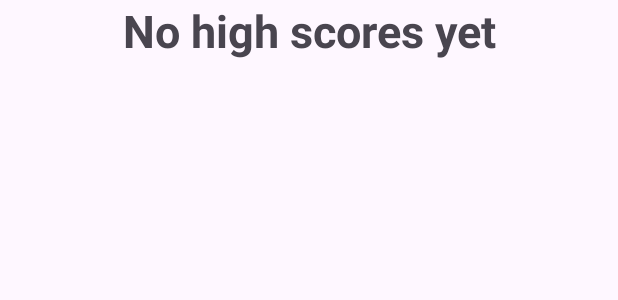
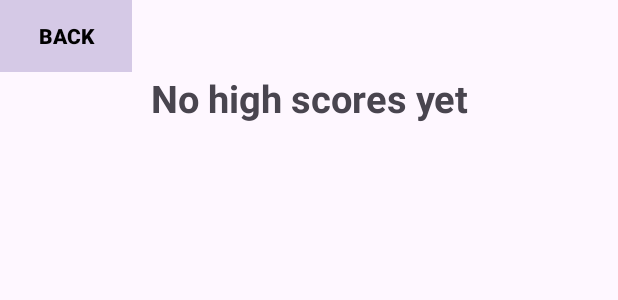
Before and after one commit to pascalkoj/MidtermProj, an Android app: the layout fragment_highscore.xml on its own in the app's theme, with its tools: preview values and no code run, on a phone screen of 412 x 824 dp. Shown: the top 300 px of the screen. Run offline under Robolectric (Android 15) with nearby library versions, the phone set to English and light mode, and no system bars.

Commit message:
fixed back button

```diff
--- a/app/src/main/java/com/example/midtermproj/HighscoreFragment.kt
+++ b/app/src/main/java/com/example/midtermproj/HighscoreFragment.kt
@@ -9,8 +9,10 @@ import android.view.ViewGroup
 import androidx.lifecycle.Observer
 import androidx.lifecycle.ViewModelProvider
 import androidx.navigation.fragment.findNavController
+import android.widget.Button
 import androidx.navigation.fragment.navArgs
 import com.example.midtermproj.databinding.FragmentGameBinding
+import com.example.midtermproj.databinding.FragmentMainBinding
 import com.example.midtermproj.databinding.FragmentHighscoreBinding
 
 // TODO: Rename parameter arguments, choose names that match
@@ -30,7 +32,6 @@ class HighscoreFragment : Fragment() {
 
     private lateinit var binding: FragmentHighscoreBinding
     var hasHighscores = false
-
 
 
 
--- a/app/src/main/res/layout/fragment_highscore.xml
+++ b/app/src/main/res/layout/fragment_highscore.xml
@@ -6,25 +6,53 @@
     tools:context=".HighscoreFragment"
     xmlns:app="http://schemas.android.com/apk/res-auto">
 
+    <LinearLayout
+        android:layout_width="match_parent"
+        android:layout_height="match_parent"
+        android:orientation="vertical">
+
+    <Button
+    android:id="@+id/bBack"
+        android:layout_width="wrap_content"
+        android:textAlignment="center"
+    android:layout_height="wrap_content"
+    android:layout_weight="0"
+    android:background="#46757575"
+    android:text="BACK"
+    android:textColor="#000000"
+    android:textStyle="bold"
+    app:cornerRadius="10dp" />
+
+
+    <LinearLayout
+        android:layout_width="match_parent"
+        android:layout_height="wrap_content"
+        android:orientation="vertical">
+
     <!-- TODO: Update blank fragment layout -->
     <TextView
         android:id="@+id/textNoScoresText"
         android:layout_width="match_parent"
-        android:layout_height="match_parent"
+        android:textAlignment="center"
+        android:layout_height="wrap_content"
         android:text="No high scores yet"
-        android:textAlignment="center"
         android:textAllCaps="false"
-        android:textSize="30dp"
+        android:textSize="25dp"
         android:textStyle="bold" />
+
 
     <androidx.recyclerview.widget.RecyclerView
         android:id="@+id/highscoreRecyclerView"
         android:layout_width="match_parent"
-        android:layout_height="match_parent"
+        android:layout_height="wrap_content"
         android:layout_weight="1"
         app:layoutManager="androidx.recyclerview.widget.LinearLayoutManager"
         tools:visibility="invisible">
 
     </androidx.recyclerview.widget.RecyclerView>
 
+    </LinearLayout>
+    </LinearLayout>
+
+
 </FrameLayout>
--- a/app/src/main/res/layout/highscore.xml
+++ b/app/src/main/res/layout/highscore.xml
@@ -6,17 +6,6 @@
     android:layout_margin="10dp"
     android:orientation="vertical">
 
-    <Button
-        android:id="@+id/bBack"
-        android:layout_width="wrap_content"
-        android:layout_height="wrap_content"
-        android:layout_weight="0"
-        android:background="#46757575"
-        android:text="BACK"
-        android:textAlignment="center"
-        android:textColor="#000000"
-        android:textStyle="bold"
-        app:cornerRadius="10dp" />
 
     <LinearLayout
         android:layout_width="match_parent"
```
